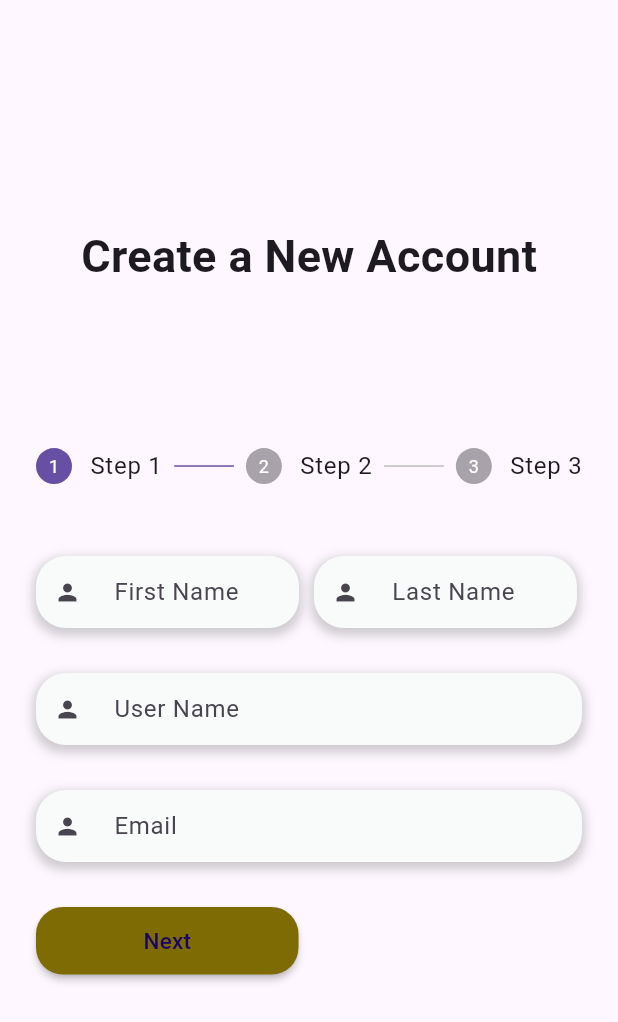
After one commit to YGU-G2/terhal_latoof77, a Flutter app: the SignUpPage screen opened by its route, on a phone screen of 412 x 824 dp. The commit adds this screen. Shown: the top 1022 px of the screen. Run offline on Flutter 3.47's test engine with Material 3 defaults, Android fonts, the phone set to English and light mode, and no system bars; drawn by our look-alikes of flutter_form_builder; our stand-ins replace firebase_auth, firebase_core, form_builder_validators, get; accounts and stored records are empty; generated files the repository leaves out were written again.

Commit message:
finshed changes

```diff
--- a/lib/form/controls/data.dart
+++ b/lib/form/controls/data.dart
@@ -10,6 +10,7 @@ class Data extends StatelessWidget {
   final Color? color;
   final bool readOnly;
   final Widget? prefixIcon;
+  final double? width;
   final List<String? Function(String?)> validators;
 
   const Data({
@@ -20,12 +21,13 @@ class Data extends StatelessWidget {
     this.color,
     this.readOnly = false,
     this.prefixIcon,
-    this.validators = const [],
+    this.validators = const [], this.width,
   });
 
   @override
   Widget build(BuildContext context) {
     return Container(
+      width: width,
       decoration: BoxDecoration(
         boxShadow: [
           BoxShadow(
--- a/lib/form/controls/select.dart
+++ b/lib/form/controls/select.dart
@@ -11,6 +11,7 @@ class Select extends StatelessWidget {
   final Color? color;
   final List options;
   final Widget? prefixIcon;
+  final double? width;
   final List<String? Function(dynamic)> validators;
 
   const Select({
@@ -22,12 +23,14 @@ class Select extends StatelessWidget {
     this.label = '',
     this.color,
     this.prefixIcon,
-    this.validators = const [],
+    this.validators = const [], this.width,
   });
 
   @override
   Widget build(BuildContext context) {
-    return Container(
+    return SizedBox(
+      width: width,
+      child: Container(
         decoration: BoxDecoration(
           boxShadow: [
             BoxShadow(
@@ -67,6 +70,7 @@ class Select extends StatelessWidget {
             return DropdownMenuItem(value: option, child: Text(option ?? ''));
           }).toList(),
         ),
+      ),
     );
   }
 }
--- a/lib/main.dart
+++ b/lib/main.dart
@@ -8,6 +8,8 @@ import 'package:terhal/firebase_options.dart';
 import 'package:terhal/home.dart';
 import 'package:terhal/l10n/ln10.dart';
 import 'package:terhal/pages/signin_page/signin_page.dart';
+import 'package:terhal/pages/signin_page/signup_page.dart';
+import 'package:terhal/utils/constants.dart';
 
 late final FirebaseApp app;
 late final FirebaseAuth auth;
@@ -27,15 +29,17 @@ class TerhalApp extends StatelessWidget {
   @override
   Widget build(BuildContext context) {
     return GetMaterialApp(
-      localizationsDelegates: [
+      debugShowCheckedModeBanner: false,
+       localizationsDelegates: [
         AppLocalizations.delegate, // this one was missing
         GlobalMaterialLocalizations.delegate,
         GlobalWidgetsLocalizations.delegate,
         GlobalCupertinoLocalizations.delegate,
       ],
       theme: ThemeData(
+        primaryColor: const Color.fromARGB(255, 46, 115, 0),
         appBarTheme: const AppBarTheme(
-          backgroundColor: Colors.red,
+          backgroundColor: Color.fromARGB(255, 68, 95, 4),
           centerTitle: true,
         ),
       ),
@@ -48,6 +52,10 @@ class TerhalApp extends StatelessWidget {
           name: SignInPage.id,
           page: () => const SignInPage(),
         ),
+        GetPage(
+          name: SignUpPage.id,
+          page: () => const SignUpPage(),
+        ),
       ],
       initialRoute: auth.currentUser != null ? HomePage.id : SignInPage.id,
       supportedLocales: L10n.all,
--- a/lib/pages/signin_page/signin_form.dart
+++ b/lib/pages/signin_page/signin_form.dart
@@ -156,7 +156,7 @@ class _SignInFormState extends State<SignInForm> {
         Text(widget.appLocalizations!.dontHaveAnAccount),
         SizedBox(width: Get.width * 0.01),
         GestureDetector(
-          onTap: () => Get.toNamed('signup'),
+          onTap: () => Get.toNamed('/signup'),
           child: Text(
             widget.appLocalizations!.createAccount,
             style: const TextStyle(
--- a/lib/pages/signin_page/signin_page.dart
+++ b/lib/pages/signin_page/signin_page.dart
@@ -32,7 +32,7 @@ class _SignInPageState extends State<SignInPage> {
                   child: Text(
                     appLocalizations!.helloTxt,
                     style: const TextStyle(
-                      fontSize: 60,
+                      fontSize: 70,
                       fontWeight: FontWeight.bold,
                     ),
                   ),
--- /dev/null
+++ b/lib/pages/signin_page/signup_form.dart
@@ -0,0 +1,382 @@
+import 'package:flutter/material.dart';
+import 'package:form_builder_validators/form_builder_validators.dart';
+import 'package:get/get.dart';
+import 'package:flutter_gen/gen_l10n/app_localizations.dart';
+import 'package:flutter_form_builder/flutter_form_builder.dart';
+// import 'package:terhal/controllers/theme_controller.dart';
+import 'package:terhal/form/controls/data.dart';
+import 'package:terhal/form/controls/password.dart';
+import 'package:terhal/form/controls/select.dart';
+import 'package:terhal/utils/constants.dart';
+// import 'package:terhal/controllers/firebase_auth_controller.dart';
+import 'package:terhal/widgets/button.dart';
+// import 'package:terhal/widgets/loading.dart';
+
+class SignUpForm extends StatefulWidget {
+  const SignUpForm({
+    super.key,
+    required this.formKey,
+    required this.appLocalizations,
+  });
+
+  final GlobalKey<FormBuilderState> formKey;
+  final AppLocalizations? appLocalizations;
+
+  @override
+  State<SignUpForm> createState() => _SignUpFormState();
+}
+
+class _SignUpFormState extends State<SignUpForm> {
+  // final FirebaseAuthController authController = Get.find();
+  // final ThemeController themeController = Get.find();
+
+  int currentStep = 0;
+  double height = 400;
+
+  @override
+  Widget build(BuildContext context) {
+    return Column(
+      children: [
+        FormBuilder(
+          key: widget.formKey,
+          child: SizedBox(
+            height: height,
+            width: Get.width,
+            child: Stepper(
+              elevation: 0,
+              currentStep: currentStep,
+              type: StepperType.horizontal,
+              steps: [
+                Step(
+                  isActive: currentStep == 0,
+                  title: Text("Step 1"),
+                  content: Column(
+                    crossAxisAlignment: CrossAxisAlignment.start,
+                    children: [
+                      Row(
+                        children: [
+                          Data(
+                            name: "firstName",
+                            label: "First Name",
+                            prefixIcon: Icon(Icons.person),
+                            width: Get.width / 2.35,
+                          ),
+                          SizedBox(
+                            width: 10,
+                          ),
+                          Data(
+                            name: "firstName",
+                            label: "Last Name",
+                            prefixIcon: Icon(Icons.person),
+                            width: Get.width / 2.35,
+                          ),
+                        ],
+                      ),
+                      SizedBox(
+                        height: 30,
+                      ),
+                      Data(
+                        name: "firstName",
+                        label: "User Name",
+                        prefixIcon: Icon(Icons.person),
+                      ),
+                      SizedBox(
+                        height: 30,
+                      ),
+                      Data(
+                        name: "Email",
+                        label: "Email",
+                        prefixIcon: Icon(Icons.person),
+                      ),
+                      SizedBox(
+                        height: 30,
+                      ),
+                      _button(
+                        "Next",
+                        () {
+                          setState(() {
+                            currentStep++;
+                            height = 400;
+                          });
+                        },
+                      ),
+                      SizedBox(
+                        height: 20,
+                      ),
+                      _buildSignInBtn(context)
+                    ],
+                  ),
+                ),
+                Step(
+                  isActive: currentStep == 1,
+                  title: Text("Step 2"),
+                  content: Column(
+                    crossAxisAlignment: CrossAxisAlignment.start,
+                    children: [
+                      Password(
+                        name: "password",
+                        label: "Password",
+                        prefixIcon: Icon(Icons.lock),
+                      ),
+                      SizedBox(
+                        height: 20,
+                      ),
+                      Password(
+                        name: "password",
+                        label: "Confirm Password",
+                        prefixIcon: Icon(Icons.lock),
+                      ),
+                      SizedBox(
+                        height: 20,
+                      ),
+                      Row(
+                        children: [
+                          Data(
+                            name: "date",
+                            label: "Date of Birth",
+                            prefixIcon: Icon(Icons.calendar_today),
+                            width: Get.width / 2.35,
+                          ),
+                          SizedBox(
+                            width: 10,
+                          ),
+                          Select(
+                            name: "gender",
+                            label: "Gender",
+                            options: ["Male", "Female"],
+                            prefixIcon: Icon(Icons.person),
+                            width: Get.width / 2.35,
+                          ),
+                        ],
+                      ),
+                      SizedBox(
+                        height: 20,
+                      ),
+                      Row(
+                        mainAxisAlignment: MainAxisAlignment.spaceBetween,
+                        children: [
+                          _button(
+                            "Next",
+                            () {
+                              setState(() {
+                                currentStep++;
+                                height = 470;
+                              });
+                            },
+                          ),
+                          _button(
+                            "Back",
+                            () {
+                              setState(() {
+                                currentStep--;
+                                height = 400;
+                              });
+                            },
+                          ),
+                        ],
+                      ),
+                      SizedBox(
+                        height: 20,
+                      ),
+                      _buildSignInBtn(context)
+                    ],
+                  ),
+                ),
+                Step(
+                  isActive: currentStep == 2,
+                  title: Text("Step 3"),
+                  content: Column(
+                    crossAxisAlignment: CrossAxisAlignment.start,
+                    children: [
+                      Select(
+                        options: ["Aden", "Haja"],
+                        name: "password",
+                        label: "Travel Companion",
+                        prefixIcon: Icon(Icons.travel_explore),
+                      ),
+                      SizedBox(
+                        height: 20,
+                      ),
+                      Select(
+                        options: ["Aden", "Haja"],
+                        name: "password",
+                        label: "Travel Companion",
+                        prefixIcon: Icon(Icons.health_and_safety),
+                      ),
+                      SizedBox(
+                        height: 20,
+                      ),
+                      Container(
+                        decoration: BoxDecoration(
+                          color: Color.fromARGB(174, 1, 165, 165),
+                          border: Border.all(
+                            color: Color.fromARGB(255, 163, 85, 33),
+                          ),
+                          borderRadius: BorderRadius.circular(10),
+                        ),
+                        child: ListTile(
+                          contentPadding: EdgeInsets.zero,
+                          leading: Checkbox(
+                            value: true,
+                            onChanged: (value) {},
+                          ),
+                          title: Text(
+                              "Do you need a stroller or a stroller for people with special needs?"),
+                        ),
+                      ),
+                      SizedBox(
+                        height: 20,
+                      ),
+                      _button(
+                        "Create Account",
+                        width: Get.width / 1.1,
+                        () {
+                          setState(() {
+                            // currentStep++;
+                          });
+                        },
+                      ),
+                      SizedBox(
+                        height: 20,
+                      ),
+                      _button(
+                        "Back",
+                        () {
+                          setState(() {
+                            currentStep--;
+                            height = 400;
+                          });
+                        },
+                      ),
+                      SizedBox(
+                        height: 20,
+                      ),
+                      _buildSignInBtn(context)
+                    ],
+                  ),
+                ),
+              ],
+            ),
+          ),
+        ),
+      ],
+    );
+  }
+
+  void _handleSignIn() async {
+    if (widget.formKey.currentState!.saveAndValidate()) {
+      // await authController.signInWithEmailAndPassword(
+      //   widget.formKey.currentState!.value['email'],
+      //   widget.formKey.currentState!.value['password'],
+      // );
+    }
+  }
+
+  Padding _buildEmailField() {
+    return Padding(
+      padding: const EdgeInsets.only(bottom: 20),
+      child: Data(
+        name: 'email',
+        label: widget.appLocalizations!.email,
+        prefixIcon: const Icon(Icons.person),
+        validators: [
+          FormBuilderValidators.required(),
+          FormBuilderValidators.email(),
+        ],
+      ),
+    );
+  }
+
+  Padding _buildPassword() {
+    return Padding(
+      padding: const EdgeInsets.only(bottom: 20),
+      child: Password(
+        name: 'password',
+        label: widget.appLocalizations!.password,
+        prefixIcon: const Icon(Icons.lock),
+        validators: [
+          FormBuilderValidators.required(),
+        ],
+      ),
+    );
+  }
+
+  Container _buildSinIn() {
+    return Container(
+      padding: const EdgeInsets.fromLTRB(10, 0, 10, 0),
+      height: Get.height * 0.09,
+      width: Get.width,
+      child: _buildSignInButton(),
+    );
+  }
+
+  Button _button(String text, VoidCallback onPressed, {double width = 175}) {
+    return Button(
+      width: width,
+      text: text,
+      onPressed: onPressed,
+    );
+  }
+
+  Button _buildSignInButton() {
+    return Button(
+      text: widget.appLocalizations!.login,
+      onPressed: _handleSignIn,
+    );
+  }
+
+  Container _buildGoogleBtn() {
+    return Container(
+      padding: const EdgeInsets.fromLTRB(10, 0, 10, 0),
+      height: Get.height * 0.011,
+      child: MaterialButton(
+        onPressed: () async {
+          // await authController
+          //     .signInWithGoogle()
+          //     .then((value) => Get.offAllNamed('home'));
+        },
+        shape: RoundedRectangleBorder(
+          borderRadius: BorderRadius.circular(28.0),
+        ),
+        child: Row(
+          mainAxisAlignment: MainAxisAlignment.start,
+          children: [
+            Container(
+              width: Get.width * 0.011,
+              decoration: const BoxDecoration(
+                image: DecorationImage(
+                  image: AssetImage('assets/images/googleimage.png'),
+                  fit: BoxFit.contain,
+                ),
+              ),
+            ),
+            Expanded(
+              child: Center(
+                child: Text(widget.appLocalizations!.continueWithGoogle),
+              ),
+            ),
+          ],
+        ),
+      ),
+    );
+  }
+
+  Row _buildSignInBtn(BuildContext context) {
+    return Row(
+      mainAxisAlignment: MainAxisAlignment.center,
+      children: [
+        Text(widget.appLocalizations!.alreadyHaveAccount),
+        SizedBox(width: Get.width * 0.01),
+        GestureDetector(
+          onTap: () => Get.toNamed('signup'),
+          child: Text(
+            widget.appLocalizations!.login,
+            style: const TextStyle(
+              decoration: TextDecoration.underline,
+            ),
+          ),
+        ),
+      ],
+    );
+  }
+}
--- /dev/null
+++ b/lib/pages/signin_page/signup_page.dart
@@ -0,0 +1,50 @@
+import 'package:flutter/material.dart';
+import 'package:flutter_gen/gen_l10n/app_localizations.dart';
+import 'package:flutter_form_builder/flutter_form_builder.dart';
+import 'package:get/get.dart';
+import 'package:terhal/pages/signin_page/signup_form.dart';
+
+import 'signin_form.dart';
+
+class SignUpPage extends StatefulWidget {
+  static String id = '/signup';
+  const SignUpPage({super.key});
+
+  @override
+  State<SignUpPage> createState() => _SignUpPageState();
+}
+
+class _SignUpPageState extends State<SignUpPage> {
+  final formKey = GlobalKey<FormBuilderState>();
+  @override
+  Widget build(BuildContext context) {
+    final appLocalizations = AppLocalizations.of(context);
+
+    return Scaffold(
+      body: Column(
+        mainAxisAlignment: MainAxisAlignment.center,
+        children: [
+          Center(
+            child: Column(
+              mainAxisAlignment: MainAxisAlignment.center,
+              children: [
+                Text(
+                  appLocalizations!.createNewAccount,
+                  style: const TextStyle(
+                    fontSize: 30,
+                    fontWeight: FontWeight.bold,
+                  ),
+                ),
+                SizedBox(height: Get.height * 0.1),
+                SignUpForm(
+                  formKey: formKey,
+                  appLocalizations: appLocalizations,
+                ),
+              ],
+            ),
+          ),
+        ],
+      ),
+    );
+  }
+}
--- a/lib/widgets/button.dart
+++ b/lib/widgets/button.dart
@@ -2,19 +2,27 @@ import 'package:flutter/material.dart';
 import 'package:terhal/utils/constants.dart';
 
 class Button extends StatelessWidget {
-  const Button({super.key, required this.text, required this.onPressed});
+  const Button({super.key, required this.text, required this.onPressed, this.width});
   final String text;
   final VoidCallback onPressed;
+  final double? width;
 
   @override
   Widget build(BuildContext context) {
-    return MaterialButton(
-      onPressed: onPressed,
-      color: Constants.primaryColor,
-      shape: RoundedRectangleBorder(
-        borderRadius: BorderRadius.circular(18.0),
+    return SizedBox(
+      width: width,
+      height: 45,
+      child: MaterialButton(
+        onPressed: onPressed,
+        color: Color.fromARGB(255, 126, 107, 4),
+        textColor: Color.fromARGB(255, 25, 3, 107),
+        shape: RoundedRectangleBorder(
+          borderRadius: BorderRadius.circular(18),
+        ),
+        child: Text(text, style: TextStyle(
+          fontSize: 15,
+        )),
       ),
-      child: Text(text),
     );
   }
 }
```
Also changed, not shown: 4 other files. Lines whose indentation alone changed are shown as unchanged.
